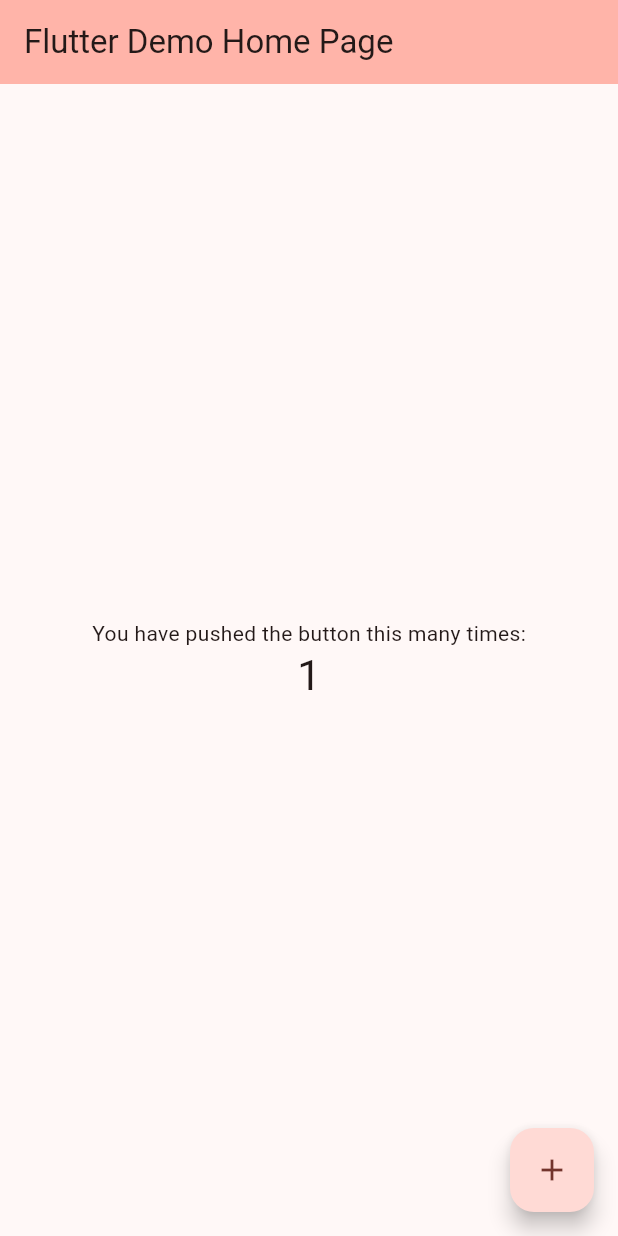
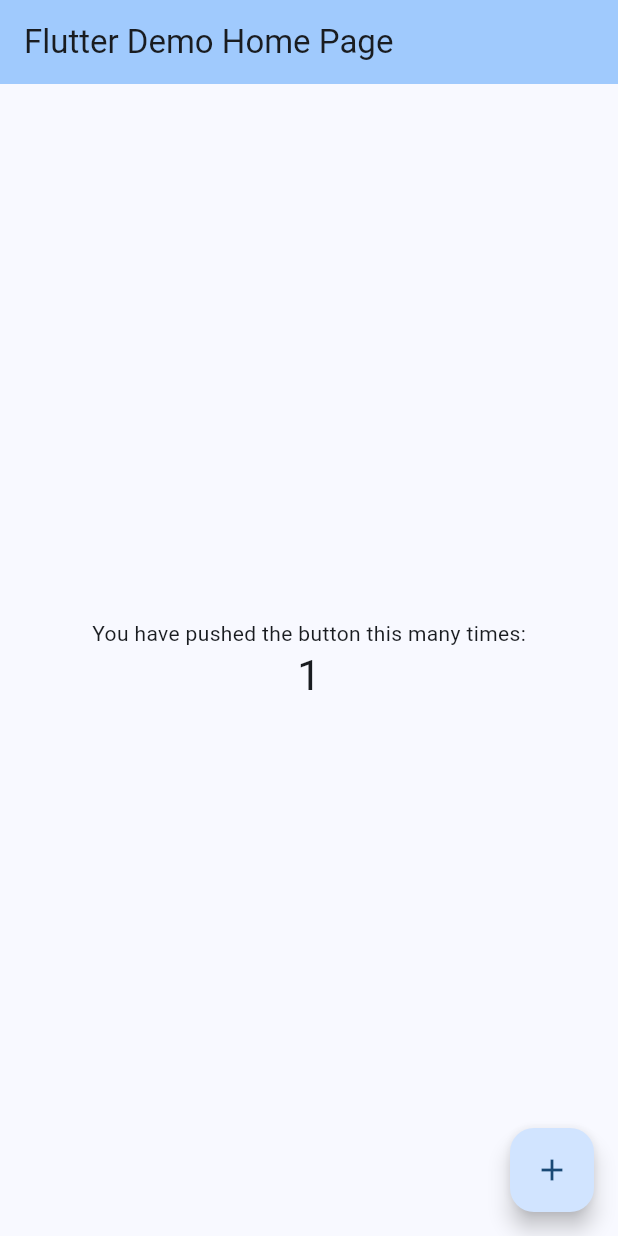
Before and after one commit to cedik456/flutter-firebase, a Flutter app: the screen it shows after launch, after a tap on the "add" icon, on a phone screen of 412 x 824 dp. Run offline on Flutter 3.47's test engine with Material 3 defaults, Android fonts, the phone set to English and light mode, and no system bars; our stand-ins replace firebase_analytics, firebase_core; accounts and stored records are empty.

```diff
--- a/lib/main.dart
+++ b/lib/main.dart
@@ -1,6 +1,13 @@
 import 'package:flutter/material.dart';
+import 'package:firebase_core/firebase_core.dart';
+import 'firebase_options.dart';
+import 'package:firebase_analytics/firebase_analytics.dart';
 
-void main() {
+void main() async {
+  WidgetsFlutterBinding.ensureInitialized();
+  await Firebase.initializeApp(
+    options: DefaultFirebaseOptions.currentPlatform,
+  );
   runApp(const MyApp());
 }
 
@@ -28,7 +35,7 @@ class MyApp extends StatelessWidget {
         //
         // This works for code too, not just values: Most code changes can be
         // tested with just a hot reload.
-        colorScheme: ColorScheme.fromSeed(seedColor: Colors.red),
+        colorScheme: ColorScheme.fromSeed(seedColor: Colors.blue),
         useMaterial3: true,
       ),
       home: const MyHomePage(title: 'Flutter Demo Home Page'),
--- a/pubspec.yaml
+++ b/pubspec.yaml
@@ -2,7 +2,7 @@ name: flutter_firebase
 description: "A new Flutter project."
 # The following line prevents the package from being accidentally published to
 # pub.dev using `flutter pub publish`. This is preferred for private packages.
-publish_to: 'none' # Remove this line if you wish to publish to pub.dev
+publish_to: "none" # Remove this line if you wish to publish to pub.dev
 
 # The following defines the version and build number for your application.
 # A version number is three numbers separated by dots, like 1.2.43
@@ -31,10 +31,11 @@ dependencies:
   flutter:
     sdk: flutter
 
-
   # The following adds the Cupertino Icons font to your application.
   # Use with the CupertinoIcons class for iOS style icons.
   cupertino_icons: ^1.0.8
+  firebase_core: ^3.8.0
+  firebase_analytics: ^11.3.5
 
 dev_dependencies:
   flutter_test:
@@ -52,7 +53,6 @@ dev_dependencies:
 
 # The following section is specific to Flutter packages.
 flutter:
-
   # The following line ensures that the Material Icons font is
   # included with your application, so that you can use the icons in
   # the material Icons class.
```
Also changed, not shown: firebase.json (added), lib/firebase_options.dart (added), pubspec.lock, 7 other files.
